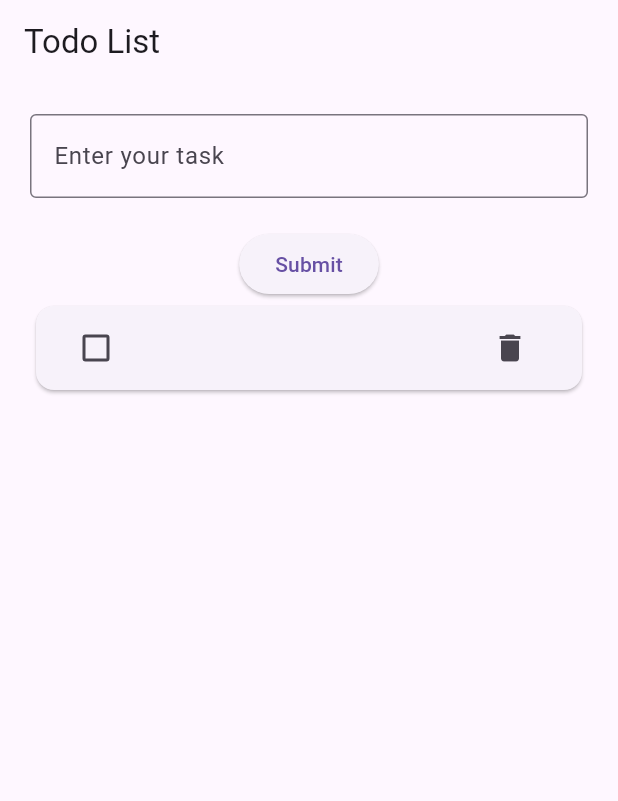
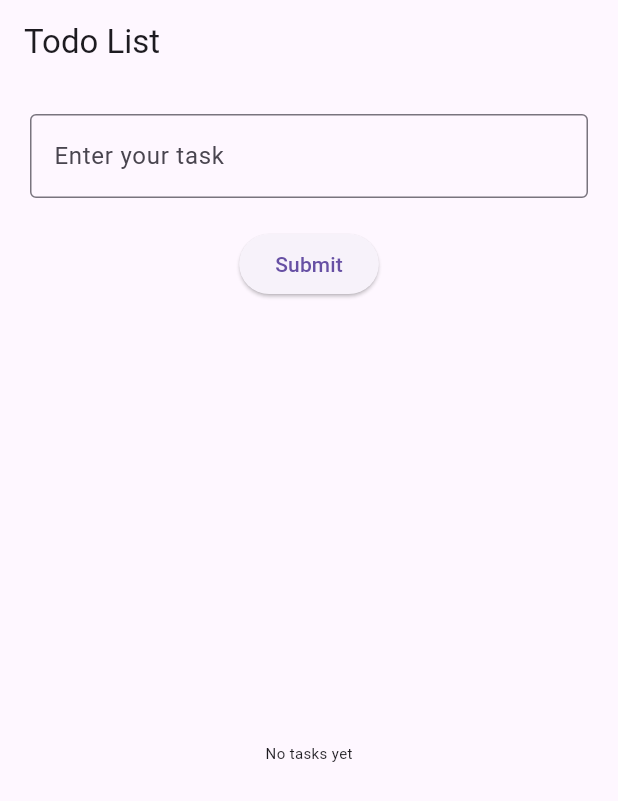
Before and after one commit to 1nonlybrucee/flutter-practice, a Flutter app: the screen it shows after launch, after a tap on "Submit", on a phone screen of 412 x 824 dp. Shown: the top 801 px of the screen. Run offline on Flutter 3.47's test engine with Material 3 defaults, Android fonts, the light colour scheme and no system bars.

Commit message:
complete todo list functionality

```diff
--- a/project_02_todo_list/lib/main.dart
+++ b/project_02_todo_list/lib/main.dart
@@ -62,6 +62,9 @@ class _MyHomePageState extends State<MyHomePage> {
             SizedBox(height: 20),
             ElevatedButton(
               onPressed: () {
+                if (nameController.text.trim().isEmpty) {
+                  return;
+                }
                 setState(() {
                   tasks.add(
                     Task(
@@ -71,27 +74,53 @@ class _MyHomePageState extends State<MyHomePage> {
                     ),
                   );
                 });
-                nameController.text = "";
+                nameController.clear();
               },
               child: Text("Submit"),
             ),
+
+            if (tasks.isNotEmpty)
+              Text(
+                "${tasks.where((task) => task.completed).length} / ${tasks.length} tasks completed",
+              ),
+
+            if (tasks.isEmpty)
+              const Expanded(
+                child: Center(
+                  child: Text("No tasks yet", style: TextStyle(fontSize: 10)),
+                ),
+              )
+            else
               Expanded(
                 child: ListView.builder(
                   itemCount: tasks.length,
                   itemBuilder: (context, index) {
+                    final task = tasks[index];
                     return Card(
                       child: ListTile(
                         leading: Checkbox(
-                        value: tasks[index].completed,
+                          value: task.completed,
                           onChanged: (value) {
                             setState(() {
-                            tasks[index].completed = value!;
+                              task.completed = value!;
                             });
                           },
                         ),
-                      title: Text(tasks[index].title),
+                        title: Text(
+                          task.title,
+                          style: TextStyle(
+                            decoration: task.completed
+                                ? TextDecoration.lineThrough
+                                : TextDecoration.none,
+                            color: task.completed ? Colors.grey : Colors.black,
+                          ),
+                        ),
                         trailing: IconButton(
-                        onPressed: () {},
+                          onPressed: () {
+                            setState(() {
+                              tasks.removeAt(index);
+                            });
+                          },
                           icon: Icon(Icons.delete),
                         ),
                       ),
```
Lines whose indentation alone changed are shown as unchanged.
